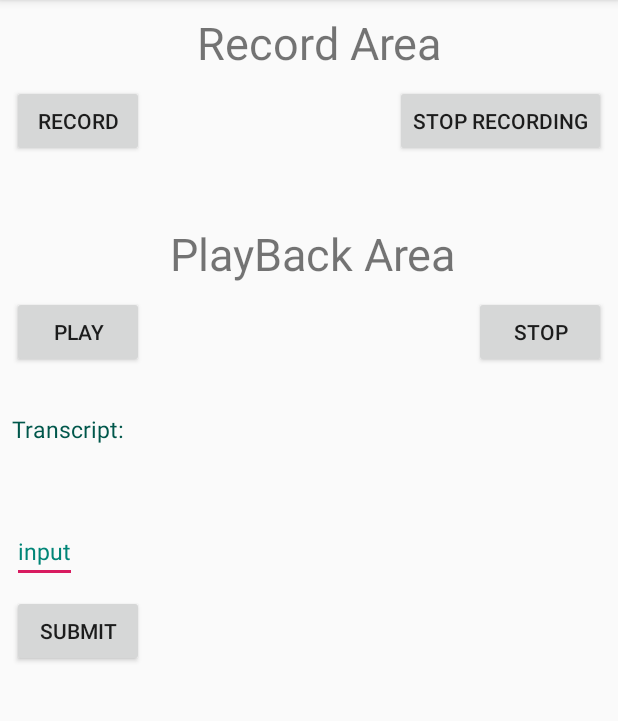
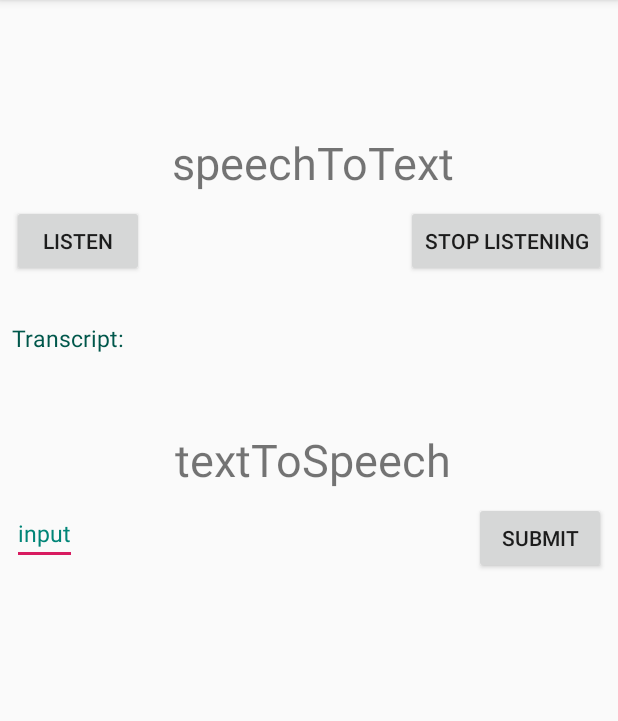
Before and after one commit to ConchuirORiain/AndroidDispatch, an Android app: the screen it shows after launch (MainActivity), on a phone screen of 412 x 824 dp, the part 84-805 px from its top. Run offline under Robolectric (Android 15) with nearby library versions, the phone set to English and light mode, and no system bars; our stand-ins replace Volley; libraries missing offline, so code that uses them is left out: com.ibm.watson; 3 statements that could not run were skipped.

Commit message:
removed playback, changed layout

```diff
--- a/app/src/main/java/com/example/androidrecordaudio/MainActivity.java
+++ b/app/src/main/java/com/example/androidrecordaudio/MainActivity.java
@@ -47,7 +47,7 @@ import java.util.UUID;
 public class MainActivity extends AppCompatActivity {
 
     //Declare variables
-    Button btnRecord,btnStopRecord,btnPlay,btnStop,submit;
+    Button btnListen,btnStopListen,submit;
     String pathSave = "";
     MediaRecorder mediaRecorder;
     MediaPlayer mediaPlayer;
@@ -82,14 +82,12 @@ public class MainActivity extends AppCompatActivity {
 
         //Init View
         submit = (Button)findViewById(R.id.submit);
-        btnPlay = (Button)findViewById(R.id.btnPlay);
-        btnStop = (Button)findViewById(R.id.btnStop);
-        btnRecord = (Button)findViewById(R.id.btnStartRecord);
-        btnStopRecord = (Button)findViewById(R.id.btnStopRecord);
+        btnListen = (Button)findViewById(R.id.btnStartListen);
+        btnStopListen = (Button)findViewById(R.id.btnStopListen);
 
         //REQUEST RUN TIME PERMISSIONS
         if(checkPermissionFromDevice()){
-            btnRecord.setOnClickListener(new View.OnClickListener() {
+            btnListen.setOnClickListener(new View.OnClickListener() {
                 @Override
                 public void onClick(View v) {
                     pathSave = Environment.getExternalStorageDirectory().getAbsolutePath()+"/"
@@ -109,10 +107,8 @@ public class MainActivity extends AppCompatActivity {
                     runOnUiThread(new Runnable() {
                         @Override
                         public void run() {
-                            btnRecord.setEnabled(false);
-                            btnPlay.setEnabled(false);
-                            btnStop.setEnabled(false);
-                            btnStopRecord.setEnabled(true);
+                            btnListen.setEnabled(false);
+                            btnStopListen.setEnabled(true);
                         }
                     });
 
@@ -137,53 +133,19 @@ public class MainActivity extends AppCompatActivity {
                 }
             });
 
-            btnStopRecord.setOnClickListener(new View.OnClickListener() {
+            btnStopListen.setOnClickListener(new View.OnClickListener() {
                 @Override
                 public void onClick(View v) {
                    // mediaRecorder.stop();
-                    btnStopRecord.setEnabled(false);
-                    btnPlay.setEnabled(true);
-                    btnRecord.setEnabled(true);
-                    btnStop.setEnabled(false);
+                    btnStopListen.setEnabled(false);
+                    btnListen.setEnabled(true);
                     microphoneHelper.closeInputStream();
                 }
             });
 
-            btnPlay.setOnClickListener(new View.OnClickListener() {
-                @Override
-                public void onClick(View v) {
-                    btnStop.setEnabled(true);
-                    btnStopRecord.setEnabled(false);
-                    btnRecord.setEnabled(true);
-                    mediaPlayer = new MediaPlayer();
-                    try{
-                        mediaPlayer.setDataSource(pathSave);
-                        mediaPlayer.prepare();
-                    }
-                    catch(IOException e){
-                        e.printStackTrace();
-                    }
 
-                    mediaPlayer.start();
-                    Toast.makeText(MainActivity.this,"Playing...", Toast.LENGTH_SHORT).show();
-                }
-            });
 
-            btnStop.setOnClickListener(new View.OnClickListener() {
-                @Override
-                public void onClick(View v) {
-                    btnStopRecord.setEnabled(false);
-                    btnPlay.setEnabled(true);
-                    btnRecord.setEnabled(true);
-                    btnStop.setEnabled(false);
 
-                    if(mediaPlayer != null){
-                        mediaPlayer.stop();
-                        mediaPlayer.release();
-                        setupMediaRecorder();
-                    }
-                }
-            });
 
             submit.setOnClickListener(new View.OnClickListener() {
                 @Override
@@ -276,7 +238,7 @@ public void onRequestPermissionsResult(int requestCode, @NonNull String[] permis
         }
         @Override
         public void onDisconnected(){
-            btnRecord.setEnabled(true);
+            btnListen.setEnabled(true);
         }
     }
 
@@ -323,7 +285,12 @@ public void onRequestPermissionsResult(int requestCode, @NonNull String[] permis
                     .voice(SynthesizeOptions.Voice.EN_US_LISAVOICE)
                     .accept(SynthesizeOptions.Accept.AUDIO_WAV)
                     .build();
-            player.playStream(textService.synthesize(synthesizeOptions).execute());
+            try {
+                player.playStream(textService.synthesize(synthesizeOptions).execute());
+            }
+            catch(Exception e){
+                showError(e);
+            }
             return "Did synthesize";
         }
     }
--- a/app/src/main/res/layout/activity_main.xml
+++ b/app/src/main/res/layout/activity_main.xml
@@ -10,66 +10,47 @@
         android:id="@+id/textView"
         android:layout_width="wrap_content"
         android:layout_height="wrap_content"
-        android:layout_marginStart="130dp"
-        android:layout_marginTop="8dp"
-        android:layout_marginEnd="116dp"
-        android:text="Record Area"
+        android:layout_marginTop="88dp"
+        android:text="speechToText"
         android:textSize="30sp"
+        app:layout_constraintHorizontal_bias="0.513"
         app:layout_constraintEnd_toEndOf="parent"
         app:layout_constraintStart_toStartOf="parent"
         app:layout_constraintTop_toTopOf="parent" />
-
-    <Button
-        android:id="@+id/btnStartRecord"
-        android:layout_width="wrap_content"
-        android:layout_height="wrap_content"
-        android:layout_marginStart="8dp"
-        android:layout_marginTop="8dp"
-        android:text="Record"
-        app:layout_constraintStart_toStartOf="parent"
-        app:layout_constraintTop_toBottomOf="@+id/textView" />
-
-    <Button
-        android:id="@+id/btnStopRecord"
-        android:layout_width="wrap_content"
-        android:layout_height="wrap_content"
-        android:layout_marginTop="8dp"
-        android:layout_marginEnd="8dp"
-        android:text="Stop Recording"
-        app:layout_constraintEnd_toEndOf="parent"
-        app:layout_constraintTop_toBottomOf="@+id/textView" />
 
     <TextView
         android:id="@+id/textView2"
         android:layout_width="wrap_content"
         android:layout_height="wrap_content"
-        android:layout_marginTop="100dp"
-        android:text="PlayBack Area"
+        android:layout_marginTop="50dp"
+        android:text="textToSpeech"
         android:textSize="30sp"
         app:layout_constraintEnd_toEndOf="parent"
         app:layout_constraintHorizontal_bias="0.513"
         app:layout_constraintStart_toStartOf="parent"
-        app:layout_constraintTop_toBottomOf="@+id/textView" />
+        app:layout_constraintTop_toBottomOf="@+id/transcript" />
 
     <Button
-        android:id="@+id/btnPlay"
+        android:id="@+id/btnStartListen"
         android:layout_width="wrap_content"
         android:layout_height="wrap_content"
         android:layout_marginStart="8dp"
         android:layout_marginTop="8dp"
-        android:text="Play"
+        android:text="Listen"
         app:layout_constraintStart_toStartOf="parent"
-        app:layout_constraintTop_toBottomOf="@+id/textView2" />
+        app:layout_constraintTop_toBottomOf="@+id/textView" />
 
     <Button
-        android:id="@+id/btnStop"
+        android:id="@+id/btnStopListen"
         android:layout_width="wrap_content"
         android:layout_height="wrap_content"
         android:layout_marginTop="8dp"
         android:layout_marginEnd="8dp"
-        android:text="Stop"
+        android:text="Stop Listening"
         app:layout_constraintEnd_toEndOf="parent"
-        app:layout_constraintTop_toBottomOf="@+id/textView2" />
+        app:layout_constraintTop_toBottomOf="@+id/textView" />
+
+
 
     <TextView
         android:id="@+id/transcript"
@@ -81,27 +62,28 @@
         android:textColor="@color/colorPrimaryDark"
         android:textSize="15sp"
         app:layout_constraintStart_toStartOf="parent"
-        app:layout_constraintTop_toBottomOf="@+id/btnPlay" />
+        app:layout_constraintTop_toBottomOf="@+id/btnStartListen" />
 
     <EditText
         android:id="@+id/inputText"
         android:layout_width="wrap_content"
         android:layout_height="wrap_content"
         android:layout_marginStart="8dp"
-        android:layout_marginTop="50dp"
+        android:layout_marginTop="8dp"
         android:text="input"
         android:textColor="@color/colorPrimary"
         android:textSize="15sp"
         app:layout_constraintStart_toStartOf="parent"
-        app:layout_constraintTop_toBottomOf="@+id/transcript" />
+        app:layout_constraintTop_toBottomOf="@+id/textView2" />
 
     <Button
         android:id="@+id/submit"
         android:layout_width="wrap_content"
         android:layout_height="wrap_content"
-        android:layout_marginStart="8dp"
         android:layout_marginTop="8dp"
+        android:layout_marginEnd="8dp"
         android:text="Submit"
-        app:layout_constraintStart_toStartOf="parent"
-        app:layout_constraintTop_toBottomOf="@+id/inputText" />
+        app:layout_constraintEnd_toEndOf="parent"
+        app:layout_constraintTop_toBottomOf="@+id/textView2" />
+
 </android.support.constraint.ConstraintLayout>
```
